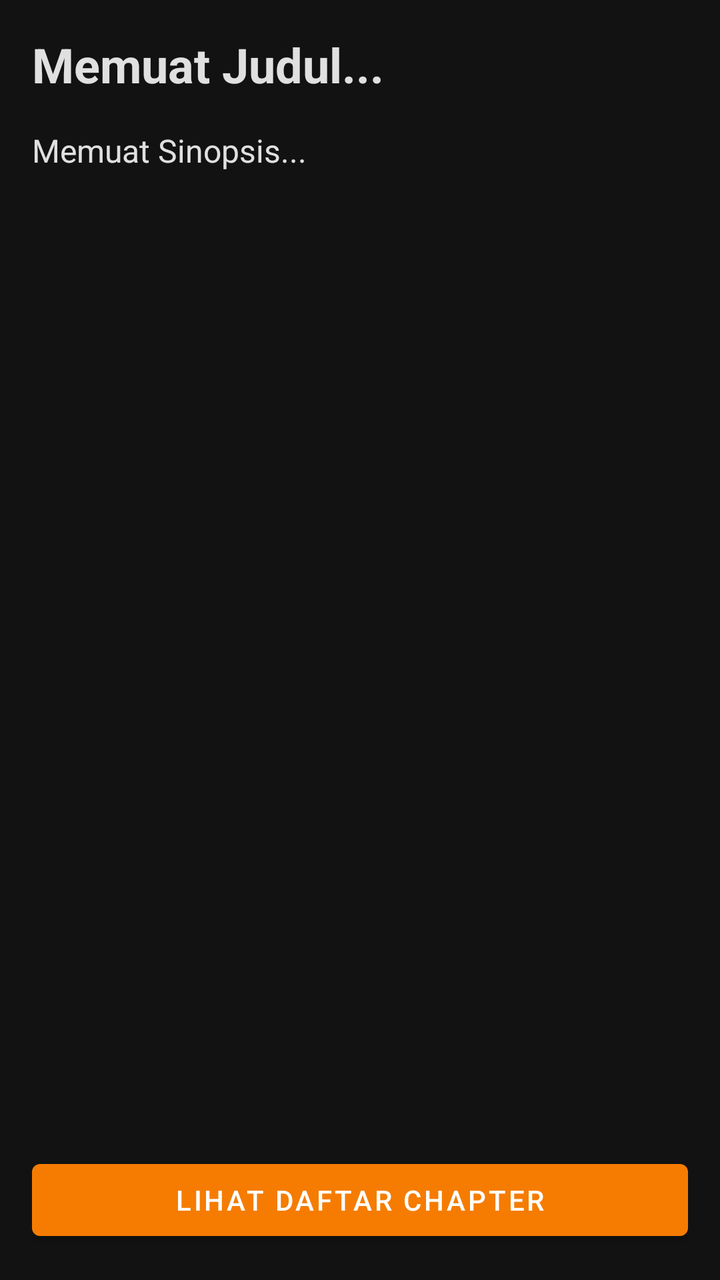
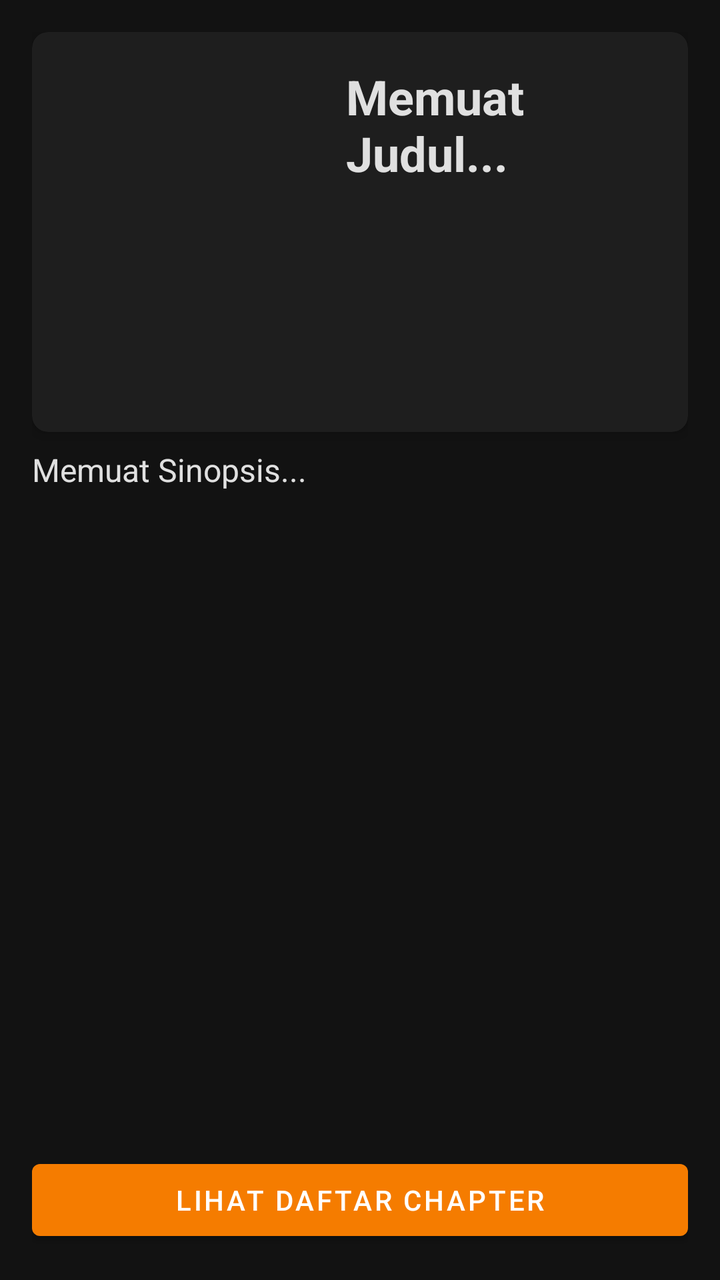

Screens rendered from an Android XML layout before and after an edit, with the pre-edit source and the edit as a unified diff.
<!-- AndroidManifest.xml: application theme Theme.MangaReader -->
<!-- res/layout/fragment_detail.xml -->
<?xml version="1.0" encoding="utf-8"?>
<LinearLayout xmlns:android="http://schemas.android.com/apk/res/android"
    android:layout_width="match_parent"
    android:layout_height="match_parent"
    android:orientation="vertical"
    android:padding="16dp"
    android:background="?attr/colorSurface">

    <TextView
        android:id="@+id/tvDetailTitle"
        android:layout_width="match_parent"
        android:layout_height="wrap_content"
        android:text="Memuat Judul..."
        android:textSize="24sp"
        android:textStyle="bold"
        android:layout_marginBottom="16dp" />

    <ScrollView
        android:layout_width="match_parent"
        android:layout_height="0dp"
        android:layout_weight="1">

        <TextView
            android:id="@+id/tvDetailDesc"
            android:layout_width="match_parent"
            android:layout_height="wrap_content"
            android:text="Memuat Sinopsis..."
            android:textSize="16sp" />
    </ScrollView>

    <Button
        android:id="@+id/btnViewChapters"
        android:layout_width="match_parent"
        android:layout_height="wrap_content"
        android:layout_marginTop="16dp"
        android:text="Lihat Daftar Chapter" />

</LinearLayout>
<!-- resources referenced by this layout -->
<resources>
  <style name="Theme.MangaReader" parent="Base.Theme.MangaReader" />
  <style name="Base.Theme.MangaReader" parent="Theme.MaterialComponents.DayNight.NoActionBar">
          <item name="colorPrimary">@color/md_primary</item>
          <item name="colorSurface">@color/md_surface</item>
          <item name="colorOnSurface">@color/md_on_surface</item>
          <item name="colorSurfaceVariant">@color/md_surface_container</item>
          <item name="colorOutline">@color/md_outline</item>
          <item name="android:windowBackground">@color/md_surface</item>
          <item name="android:colorBackground">@color/md_surface</item>
          <item name="android:textColor">@color/md_on_surface</item>
          <item name="android:forceDarkAllowed">false</item>
      </style>
  <color name="md_primary">#F57C00</color>
  <color name="md_surface">#121212</color>
  <color name="md_on_surface">#E0E0E0</color>
  <color name="md_surface_container">#1E1E1E</color>
  <color name="md_outline">#6B6B6B</color>
</resources>

<!-- the commit's change to res/layout/fragment_detail.xml (unified diff, before → after) -->
@@ -2,18 +2,44 @@
 <LinearLayout xmlns:android="http://schemas.android.com/apk/res/android"
     android:layout_width="match_parent"
     android:layout_height="match_parent"
+    xmlns:app="http://schemas.android.com/apk/res-auto"
     android:orientation="vertical"
     android:padding="16dp"
     android:background="?attr/colorSurface">
 
-    <TextView
-        android:id="@+id/tvDetailTitle"
+    <androidx.cardview.widget.CardView
         android:layout_width="match_parent"
         android:layout_height="wrap_content"
-        android:text="Memuat Judul..."
-        android:textSize="24sp"
-        android:textStyle="bold"
-        android:layout_marginBottom="16dp" />
+        app:cardBackgroundColor="?attr/colorSurfaceVariant"
+        app:cardCornerRadius="8dp"
+        app:cardElevation="4dp"
+        android:layout_marginBottom="8dp">
+
+        <LinearLayout
+            android:layout_width="match_parent"
+            android:layout_height="200dp"
+            android:orientation="horizontal">
+            <ImageView
+                android:id="@+id/ivDetailMangaImg"
+                android:layout_width="141dp"
+                android:layout_height="200dp"
+                android:scaleType="centerCrop"
+                android:layout_marginRight="16dp"/>
+
+            <TextView
+                android:id="@+id/tvDetailTitle"
+                android:layout_width="match_parent"
+                android:layout_height="match_parent"
+                android:text="Memuat Judul..."
+                android:textSize="24sp"
+                android:textStyle="bold"
+                android:maxLines="7"
+                android:ellipsize="end"
+                android:layout_marginBottom="16dp"
+                android:layout_marginTop="16dp"
+                android:layout_marginRight="16dp"/>
+        </LinearLayout>
+    </androidx.cardview.widget.CardView>
 
     <ScrollView
         android:layout_width="match_parent"
